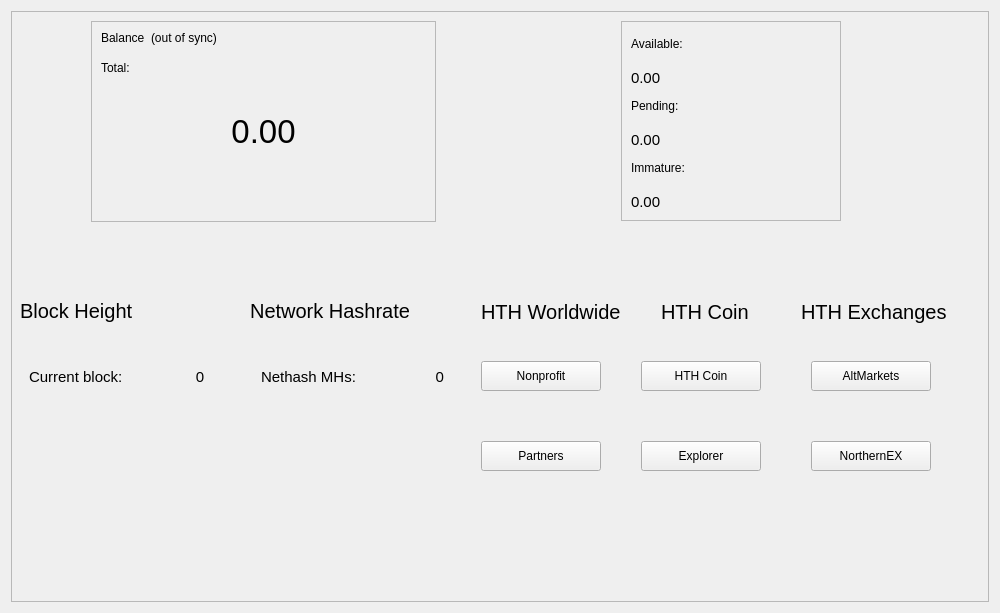
Qt form src/qt/forms/overviewpage.ui (barrystyle/hth) before a commit.
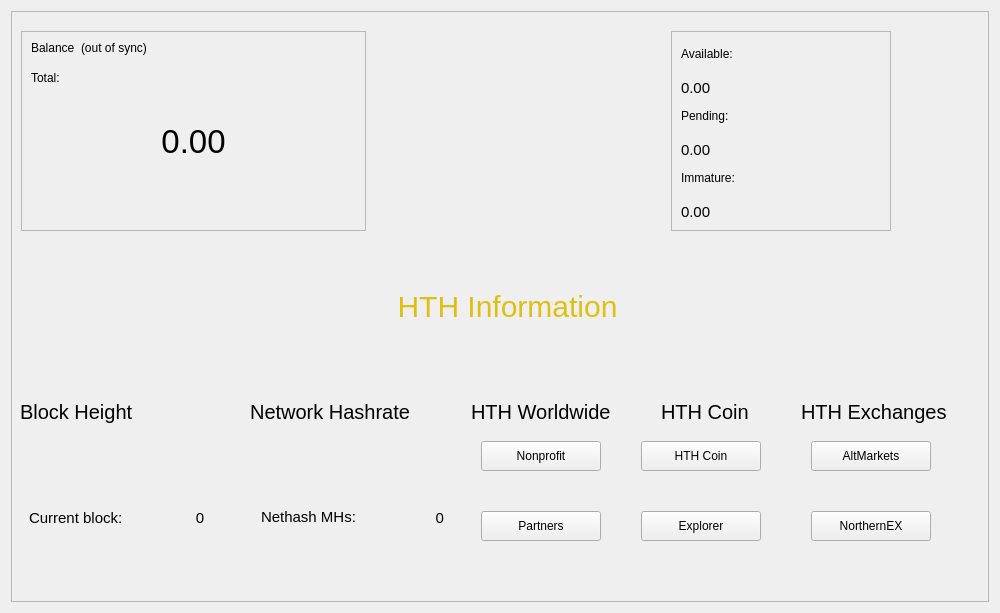
The same form after that commit.

```diff
--- a/src/qt/forms/overviewpage.ui
+++ b/src/qt/forms/overviewpage.ui
@@ -44,9 +44,9 @@
       <property name="geometry">
        <rect>
         <x>0</x>
-        <y>220</y>
+        <y>330</y>
         <width>451</width>
-        <height>311</height>
+        <height>201</height>
        </rect>
       </property>
       <property name="styleSheet">
@@ -73,7 +73,7 @@
          <property name="sizeHint" stdset="0">
           <size>
            <width>20</width>
-           <height>41</height>
+           <height>37</height>
           </size>
          </property>
         </spacer>
@@ -123,6 +123,22 @@
          </item>
         </layout>
        </item>
+       <item>
+        <spacer name="verticalSpacer_3">
+         <property name="orientation">
+          <enum>Qt::Vertical</enum>
+         </property>
+         <property name="sizeType">
+          <enum>QSizePolicy::Fixed</enum>
+         </property>
+         <property name="sizeHint" stdset="0">
+          <size>
+           <width>20</width>
+           <height>50</height>
+          </size>
+         </property>
+        </spacer>
+       </item>
        <item>
         <widget class="QFrame" name="frameBlockchainInfoData_3">
          <property name="styleSheet">
@@ -212,29 +228,13 @@
          </layout>
         </widget>
        </item>
-       <item>
-        <spacer name="verticalSpacer">
-         <property name="orientation">
-          <enum>Qt::Vertical</enum>
-         </property>
-         <property name="sizeType">
-          <enum>QSizePolicy::Fixed</enum>
-         </property>
-         <property name="sizeHint" stdset="0">
-          <size>
-           <width>20</width>
-           <height>135</height>
-          </size>
-         </property>
-        </spacer>
-       </item>
       </layout>
      </widget>
      <widget class="QPushButton" name="pushButton_Website_4">
       <property name="geometry">
        <rect>
         <x>470</x>
-        <y>430</y>
+        <y>500</y>
         <width>120</width>
         <height>30</height>
        </rect>
@@ -265,7 +265,7 @@
       <property name="geometry">
        <rect>
         <x>630</x>
-        <y>350</y>
+        <y>430</y>
         <width>120</width>
         <height>30</height>
        </rect>
@@ -302,7 +302,7 @@
       <property name="geometry">
        <rect>
         <x>470</x>
-        <y>350</y>
+        <y>430</y>
         <width>120</width>
         <height>30</height>
        </rect>
@@ -333,7 +333,7 @@
       <property name="geometry">
        <rect>
         <x>630</x>
-        <y>430</y>
+        <y>500</y>
         <width>120</width>
         <height>30</height>
        </rect>
@@ -364,7 +364,7 @@
       <property name="geometry">
        <rect>
         <x>800</x>
-        <y>350</y>
+        <y>430</y>
         <width>120</width>
         <height>30</height>
        </rect>
@@ -394,8 +394,8 @@
      <widget class="QLabel" name="label_2">
       <property name="geometry">
        <rect>
-        <x>470</x>
-        <y>280</y>
+        <x>460</x>
+        <y>380</y>
         <width>151</width>
         <height>41</height>
        </rect>
@@ -411,7 +411,7 @@
       <property name="geometry">
        <rect>
         <x>650</x>
-        <y>280</y>
+        <y>380</y>
         <width>91</width>
         <height>41</height>
        </rect>
@@ -427,7 +427,7 @@
       <property name="geometry">
        <rect>
         <x>790</x>
-        <y>280</y>
+        <y>380</y>
         <width>151</width>
         <height>41</height>
        </rect>
@@ -443,7 +443,7 @@
       <property name="geometry">
        <rect>
         <x>800</x>
-        <y>430</y>
+        <y>500</y>
         <width>120</width>
         <height>30</height>
        </rect>
@@ -473,10 +473,10 @@
      <widget class="QFrame" name="frame_blue_4">
       <property name="geometry">
        <rect>
-        <x>80</x>
-        <y>10</y>
+        <x>10</x>
+        <y>20</y>
         <width>345</width>
-        <height>201</height>
+        <height>200</height>
        </rect>
       </property>
       <property name="minimumSize">
@@ -665,8 +665,8 @@
      <widget class="QFrame" name="frame_blue_2">
       <property name="geometry">
        <rect>
-        <x>610</x>
-        <y>10</y>
+        <x>660</x>
+        <y>20</y>
         <width>220</width>
         <height>200</height>
        </rect>
@@ -813,6 +813,26 @@
        </item>
       </layout>
      </widget>
+     <widget class="QLabel" name="label_6">
+      <property name="geometry">
+       <rect>
+        <x>296</x>
+        <y>270</y>
+        <width>401</width>
+        <height>51</height>
+       </rect>
+      </property>
+      <property name="styleSheet">
+       <string notr="true">font-size: 30px;
+color: #debf12;</string>
+      </property>
+      <property name="text">
+       <string>HTH Information</string>
+      </property>
+      <property name="alignment">
+       <set>Qt::AlignCenter</set>
+      </property>
+     </widget>
     </widget>
    </item>
   </layout>
```
